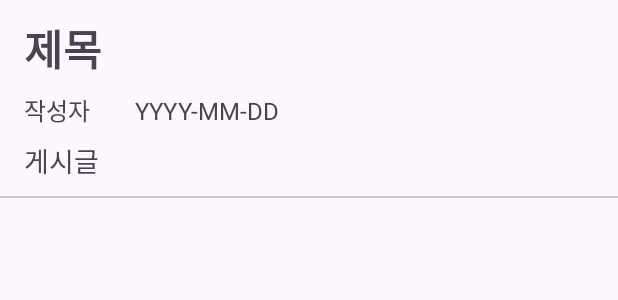
After one commit to PlacePick/Android, an Android app: the layout item_board_detail_post.xml on its own in the app's theme, with its tools: preview values and no code run, on a phone screen of 412 x 824 dp. The commit adds this screen. Shown: the top 300 px of the screen. Run offline under Robolectric (Android 15) with nearby library versions, the phone set to English and light mode, and no system bars.

```diff
--- a/PlacePick/app/src/main/java/com/kauproject/placepick/model/data/Post.kt
+++ b/PlacePick/app/src/main/java/com/kauproject/placepick/model/data/Post.kt
@@ -4,5 +4,6 @@ data class Post(
     val content: String = "null",
     val date: String = "",
     val nick: String = "",
-    val userNum: String = ""
+    val userNum: String = "",
+    val postId: String = ""
 )
--- a/PlacePick/app/src/main/java/com/kauproject/placepick/ui/board/BoardAdapter.kt
+++ b/PlacePick/app/src/main/java/com/kauproject/placepick/ui/board/BoardAdapter.kt
@@ -61,7 +61,7 @@ class BoardAdapter(
                 }
                 "약간 붐빔" -> {
                     binding.tvState.text = state
-                    binding.tvState.setBackgroundResource(R.drawable.bg_state_normal)
+                    binding.tvState.setBackgroundResource(R.drawable.bg_state_bad)
                 }
                 "혼잡" -> {
                     binding.tvState.text = state
--- a/PlacePick/app/src/main/java/com/kauproject/placepick/ui/board/detail/BoardDetailPostFragment.kt
+++ b/PlacePick/app/src/main/java/com/kauproject/placepick/ui/board/detail/BoardDetailPostFragment.kt
@@ -12,6 +12,7 @@ import com.kauproject.placepick.model.data.Post
 import com.kauproject.placepick.model.data.User
 import com.kauproject.placepick.ui.MainViewModel
 import com.kauproject.placepick.util.BaseFragment
+import com.kauproject.placepick.util.Util
 
 class BoardDetailPostFragment: BaseFragment<FragmentBoardDetailWriteBinding>() {
     companion object{
@@ -30,7 +31,7 @@ class BoardDetailPostFragment: BaseFragment<FragmentBoardDetailWriteBinding>() {
                     Post(
                         title = binding.etTitle.text.toString(),
                         content = binding.etContent.text.toString(),
-                        date = "",
+                        date = Util().convertTimeToDateString(System.currentTimeMillis()),
                         userNum = data.userNum,
                         nick = data.nick ?: "익명"
                     )
--- /dev/null
+++ b/PlacePick/app/src/main/res/drawable/ic_back.xml
@@ -0,0 +1,5 @@
+<vector android:autoMirrored="true" android:height="24dp"
+    android:tint="@color/main_color" android:viewportHeight="24"
+    android:viewportWidth="24" android:width="24dp" xmlns:android="http://schemas.android.com/apk/res/android">
+    <path android:fillColor="@android:color/white" android:pathData="M11.67,3.87L9.9,2.1 0,12l9.9,9.9 1.77,-1.77L3.54,12z"/>
+</vector>
--- /dev/null
+++ b/PlacePick/app/src/main/res/layout/item_board_detail_post.xml
@@ -0,0 +1,67 @@
+<?xml version="1.0" encoding="utf-8"?>
+<androidx.constraintlayout.widget.ConstraintLayout xmlns:android="http://schemas.android.com/apk/res/android"
+    xmlns:app="http://schemas.android.com/apk/res-auto"
+    android:layout_width="match_parent"
+    android:layout_height="wrap_content">
+
+    <LinearLayout
+        android:id="@+id/ll_content"
+        android:layout_width="match_parent"
+        android:layout_height="wrap_content"
+        android:layout_marginStart="16dp"
+        android:layout_marginEnd="16dp"
+        android:orientation="vertical"
+        app:layout_constraintBottom_toBottomOf="parent"
+        app:layout_constraintEnd_toEndOf="parent"
+        app:layout_constraintStart_toStartOf="parent"
+        app:layout_constraintTop_toTopOf="parent">
+
+        <TextView
+            android:id="@+id/tv_post_title"
+            android:layout_width="wrap_content"
+            android:layout_height="wrap_content"
+            android:text="@string/board_detail_title"
+            android:textSize="28sp"
+            android:textStyle="bold" />
+
+        <LinearLayout
+            android:layout_width="match_parent"
+            android:layout_height="wrap_content"
+            android:layout_marginVertical="8dp"
+            android:orientation="horizontal">
+
+            <TextView
+                android:id="@+id/tv_post_nickname"
+                android:layout_width="wrap_content"
+                android:layout_height="wrap_content"
+                android:text="작성자"
+                android:textSize="16sp" />
+
+            <TextView
+                android:id="@+id/tv_post_duration"
+                android:layout_width="wrap_content"
+                android:layout_height="wrap_content"
+                android:layout_marginStart="30dp"
+                android:text="YYYY-MM-DD"
+                android:textSize="16sp" />
+        </LinearLayout>
+
+        <TextView
+            android:id="@+id/tv_post_content"
+            android:layout_width="match_parent"
+            android:layout_height="wrap_content"
+            android:maxLines="1"
+            android:text="게시글"
+            android:textSize="18sp" />
+
+    </LinearLayout>
+
+    <com.google.android.material.divider.MaterialDivider
+        android:layout_width="match_parent"
+        android:layout_height="wrap_content"
+        android:layout_marginVertical="10dp"
+        app:layout_constraintStart_toStartOf="parent"
+        app:layout_constraintEnd_toEndOf="parent"
+        app:layout_constraintTop_toBottomOf="@+id/ll_content"
+        />
+</androidx.constraintlayout.widget.ConstraintLayout>
--- a/PlacePick/app/src/main/res/values/strings.xml
+++ b/PlacePick/app/src/main/res/values/strings.xml
@@ -51,6 +51,8 @@
     <string name="board_detail_content_summary">본문 요약</string>
     <string name="board_detail_date">작성 날짜</string>
     <string name="board_detail_write">글쓰기</string>
+    <string name="board_post_hint_comment">댓글을 입력하세요.</string>
+    <string name="board_post_comment_btn">입력</string>
 
     <!--Board Detail Write-->
     <string name="write_title">글 쓰기</string>
```
Also changed, not shown: PlacePick/app/src/main/java/com/kauproject/placepick/model/data/Comment.kt (added, +9 -0 lines), PlacePick/app/src/main/java/com/kauproject/placepick/model/repository/BoardRepository.kt (+41 -2 lines), PlacePick/app/src/main/java/com/kauproject/placepick/ui/MainViewModel.kt (+56 -12 lines), PlacePick/app/src/main/java/com/kauproject/placepick/ui/board/detail/BoardDetailAdapter.kt (+11 -4 lines), PlacePick/app/src/main/java/com/kauproject/placepick/ui/board/detail/BoardDetailFragment.kt (+12 -10 lines), PlacePick/app/src/main/java/com/kauproject/placepick/ui/board/detail/BoardPostAdapter.kt (added, +103 -0 lines), PlacePick/app/src/main/java/com/kauproject/placepick/ui/board/detail/BoardPostFragment.kt (added, +84 -0 lines), PlacePick/app/src/main/java/com/kauproject/placepick/util/Util.kt (added, +13 -0 lines), PlacePick/app/src/main/res/drawable/bg_comment_border.xml (added, +9 -0 lines), PlacePick/app/src/main/res/layout/fragment_board_detail.xml (+31 -16 lines), PlacePick/app/src/main/res/layout/fragment_board_detail_post.xml (added, +93 -0 lines), PlacePick/app/src/main/res/layout/item_board_detail_post_comment.xml (added, +50 -0 lines), PlacePick/app/src/main/res/drawable/ic_send.png (added).
